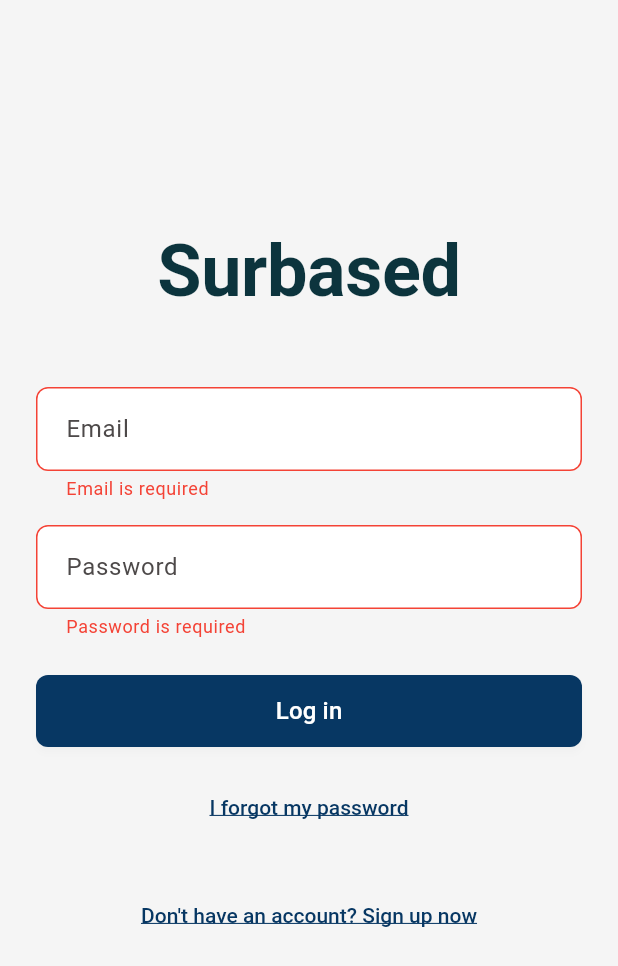
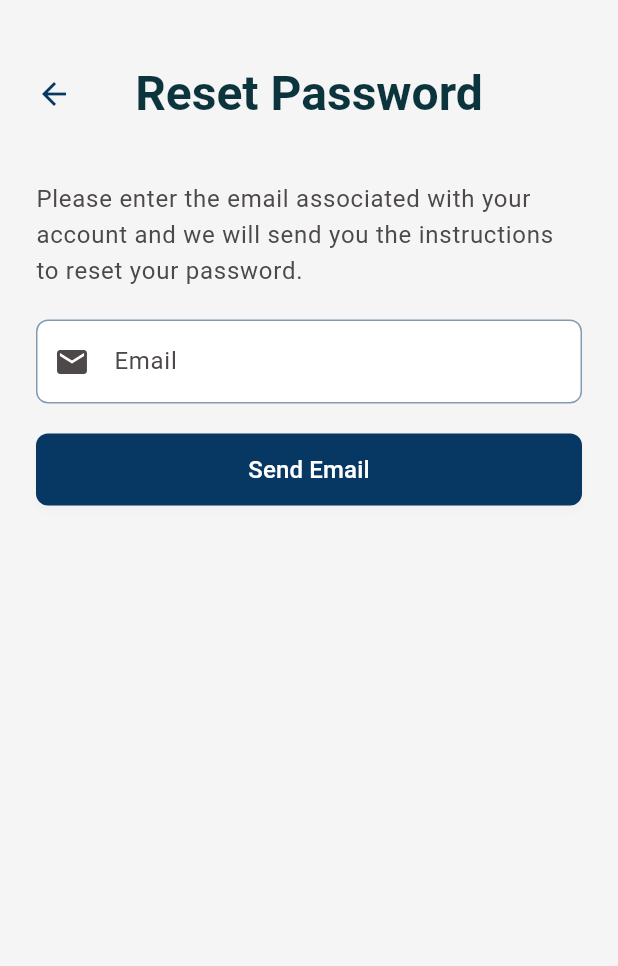
Before and after one commit to manuelcabrera1/surbased, a Flutter app: the screen it shows after launch, after a tap on "Log in", after a tap on "I forgot my password", on a phone screen of 412 x 824 dp. Shown: the top 966 px of the screen. Run offline on Flutter 3.47's test engine with Material 3 defaults, Android fonts, the phone set to English and light mode, and no system bars; our stand-ins replace fl_chart, shared_preferences, table_calendar; accounts and stored records are empty; generated files the repository leaves out were written again.

Commit message:
wip(frontend): forgot password flow

```diff
--- a/client/surbased/lib/src/auth/application/pages/login_page.dart
+++ b/client/surbased/lib/src/auth/application/pages/login_page.dart
@@ -135,7 +135,7 @@ class _LoginPageState extends State<LoginPage> {
                 // Link "Olvidé mi contraseña"
                 TextButton(
                   onPressed: () {
-                    // Implementar navegación a recuperación de contraseña
+                    Navigator.pushNamed(context, AppRoutes.forgotPassword);
                   },
                   child: Text(AppLocalizations.of(context)!.forgot_password),
                 ),
--- /dev/null
+++ b/client/surbased/lib/src/auth/application/pages/send_forgot_password_mail_page.dart
@@ -0,0 +1,154 @@
+import 'dart:async';
+
+import 'package:flutter/material.dart';
+import 'package:intl/intl.dart';
+import 'package:provider/provider.dart';
+import 'package:surbased/src/auth/application/widgets/gender_form_field_widget.dart';
+import 'package:surbased/src/auth/application/provider/auth_provider.dart';
+import 'package:surbased/src/auth/application/widgets/date_form_field_widget.dart';
+import 'package:surbased/src/config/app_routes.dart';
+import 'package:flutter_gen/gen_l10n/app_localizations.dart';
+
+class SendForgotPasswordMailPage extends StatefulWidget {
+  const SendForgotPasswordMailPage({super.key});
+
+  @override
+  State<SendForgotPasswordMailPage> createState() => _SendForgotPasswordMailPageState();
+}
+
+class _SendForgotPasswordMailPageState extends State<SendForgotPasswordMailPage> {
+  final _formKey = GlobalKey<FormState>();
+
+  final _emailController = TextEditingController();
+  final _newPasswordController = TextEditingController();
+  final _confirmPasswordController = TextEditingController();
+
+
+
+  @override
+  void dispose() {
+    _emailController.dispose();
+    _newPasswordController.dispose();
+    _confirmPasswordController.dispose();
+    super.dispose();
+  }
+
+
+
+  void _navigateToEnterResetCodePage() {
+    Navigator.pushReplacementNamed(context, AppRoutes.enterResetCode);
+  }
+
+  Future<void> _handleSendForgotPasswordMail() async {
+    if (_formKey.currentState!.validate()) {
+      try {
+        final authProvider = Provider.of<AuthProvider>(context, listen: false);
+
+        final isMailSent = await authProvider.sendForgotPasswordMail(_emailController.text);
+
+        if (isMailSent) {
+          _navigateToEnterResetCodePage();
+          if (mounted) {
+            ScaffoldMessenger.of(context).showSnackBar(
+              const SnackBar(content: Text('Email sent successfully')),
+            );
+          }
+
+        } else {
+          if (mounted) {
+            ScaffoldMessenger.of(context).showSnackBar(
+              SnackBar(content: Text(authProvider.error!)),
+            );
+          }
+        }
+      } catch (e) {
+        if (mounted) {
+          ScaffoldMessenger.of(context).showSnackBar(
+            SnackBar(content: Text(e.toString())),
+          );
+        }
+      }
+    }
+  }
+
+  String? _fieldValidator(String? value) {
+    if (value == null || value.isEmpty || value.trim().isEmpty) {
+      return 'This field is required';
+    }
+    return null;
+  }
+
+
+
+  @override
+  Widget build(BuildContext context) {
+    final theme = Theme.of(context);
+    final authProvider = Provider.of<AuthProvider>(context);
+    return Scaffold(
+      body: SafeArea(
+        child: Padding(
+          padding: const EdgeInsets.all(24.0),
+            child: Column(
+                children: [
+                  const SizedBox(height: 20),
+                  Row(
+                    crossAxisAlignment: CrossAxisAlignment.center,
+                    children: [
+                      GestureDetector(
+                        onTap: () => Navigator.pop(context),
+                        child: const Icon(Icons.arrow_back),
+                      ),
+                      Expanded(
+                        child: Text(
+                          AppLocalizations.of(context)!.password_reset,
+                          style: theme.textTheme.displayMedium,
+                          textAlign: TextAlign.center,
+                        ),
+                      ),
+                      const SizedBox(width: 24), // Para compensar el espacio del icono y mantener el título centrado
+                    ],
+                  ),
+                  const SizedBox(height: 40),
+                  Form(
+                        key: _formKey,
+                        child: Expanded(
+                          child: Align(
+                            alignment: Alignment.center,
+                            child: Column(
+                              crossAxisAlignment: CrossAxisAlignment.center,
+                              children: [
+                                Text('Please enter the email associated with your account and we will send you the instructions to reset your password.',
+                                      style: theme.textTheme.bodyLarge?.copyWith(
+                                        color: theme.colorScheme.onSurfaceVariant,
+                                      )),
+                                const SizedBox(height: 20),
+                                TextFormField(
+                                  controller: _emailController,
+                                  keyboardType: TextInputType.emailAddress,
+                                  decoration: InputDecoration(
+                                    labelText: AppLocalizations.of(context)!.email,
+                                    prefixIcon: const Icon(Icons.email),
+                                  ),
+                                  validator: _fieldValidator,
+                                ),
+                                const SizedBox(height: 20),
+                                ElevatedButton(
+                                    onPressed:
+                                        authProvider.isLoading ? null : _handleSendForgotPasswordMail,
+                                    child: authProvider.isLoading
+                                        ? const CircularProgressIndicator(
+                                            strokeWidth: 2,
+                                            color: Colors.white,
+                                          )
+                                        : Text(AppLocalizations.of(context)!.send_email)),
+                              ],
+                            ),
+                          ),
+                        ),
+                      ),
+                ]),
+        ),
+      ),
+    );
+  }
+}
--- a/client/surbased/lib/src/config/app_routes.dart
+++ b/client/surbased/lib/src/config/app_routes.dart
@@ -1,4 +1,6 @@
 import 'package:flutter/material.dart';
+import 'package:surbased/src/auth/application/pages/enter_reset_code_page.dart';
+import 'package:surbased/src/auth/application/pages/send_forgot_password_mail_page.dart';
 import 'package:surbased/src/auth/application/pages/login_page.dart';
 import 'package:surbased/src/auth/application/pages/register_page.dart';
 import 'package:surbased/src/shared/application/pages/home_page.dart';
@@ -20,6 +22,8 @@ class AppRoutes {
   static const String home = '/home';
   static const String register = '/register';
   static const String login = '/login';
+  static const String forgotPassword = '/forgot-password';
+  static const String enterResetCode = '/enter-reset-code';
   static const String surveyDetail = '/survey/detail';
   static const String surveyComplete = '/survey/complete';
   static const String surveyCreate = '/survey/create';
@@ -38,6 +42,8 @@ class AppRoutes {
     register: (_) => const RegisterPage(),
     login: (_) => const LoginPage(),
     home: (_) => const HomePage(),
+    forgotPassword: (_) => const SendForgotPasswordMailPage(),
+    enterResetCode: (_) => const EnterResetCodePage(),
     surveyDetail: (_) => const SurveyDetailPage(),
     surveyComplete: (_) => const SurveyCompletePage(),
     surveyCreate: (_) => const SurveyCreatePage(),
--- a/client/surbased/lib/src/shared/infrastructure/lang/intl_en.arb
+++ b/client/surbased/lib/src/shared/infrastructure/lang/intl_en.arb
@@ -11,6 +11,7 @@
     "edit": "Edit",
     "save": "Save",
     "cancel": "Cancel",
+    "send_email": "Send Email",
     "go_forward": "Continue",
     "go_back": "Return",
     "submit": "Submit",
@@ -110,6 +111,7 @@
     "password_dont_match_error" : "Passwords do not match",
     "edit_password_page_title": "Change Password",
     "password_confirm": "Confirm Password",
+    "password_reset": "Reset Password",
     "notifications_page_title": "Notifications",
     "security_page_title": "Security",
     "theme_page_title": "Theme",
--- a/client/surbased/lib/src/shared/infrastructure/lang/intl_es.arb
+++ b/client/surbased/lib/src/shared/infrastructure/lang/intl_es.arb
@@ -11,6 +11,7 @@
     "edit": "Editar",
     "save": "Guardar",
     "cancel": "Cancelar",
+    "send_email": "Enviar Email",
     "go_forward": "Continuar",
     "go_back": "Regresar",
     "submit": "Enviar",
@@ -110,6 +111,7 @@
     "password_dont_match_error": "Las contraseñas no coinciden",
     "edit_password_page_title": "Cambiar contraseña",
     "password_confirm": "Confirmar contraseña",
+    "password_reset": "Restablecer Contraseña",
     "notifications_page_title": "Notificaciones",
     "security_page_title": "Seguridad",
     "theme_page_title": "Tema",
--- /dev/null
+++ b/client/surbased/lib/src/shared/infrastructure/mail_service.dart
@@ -0,0 +1,29 @@
+import 'dart:convert';
+
+import 'package:http/http.dart' as http;
+
+class MailService {
+  final _baseUrl = 'http://10.0.2.2:8000/mail';
+
+  Future<Map<String, dynamic>> sendForgotPasswordMail(String email) async {
+    try {
+      final response = await http.post(
+        Uri.parse('$_baseUrl/forgot-password'),
+        headers: {'Content-Type': 'application/json'},
+        body: json.encode({'email': email}),
+      );
+
+      if (response.statusCode == 200) {
+        return {'success': true, 'data': json.decode(utf8.decode(response.bodyBytes))};
+      }
+      else if (response.statusCode == 404) {
+        return {'success': false, 'data': 'User not found'};
+      }
+      else {
+        return {'success': false, 'data': json.decode(utf8.decode(response.bodyBytes))};
+      }
+    } catch (e) {
+      return {'success': false, 'data': e.toString()};
+    }
+  }
+}
```
Also changed, not shown: client/surbased/lib/src/auth/application/pages/enter_reset_code_page.dart (added, +110 -0 lines), client/surbased/lib/src/auth/application/provider/auth_provider.dart (+35 -0 lines), client/surbased/lib/src/auth/application/widgets/custom_otp_field.dart (added, +66 -0 lines).
